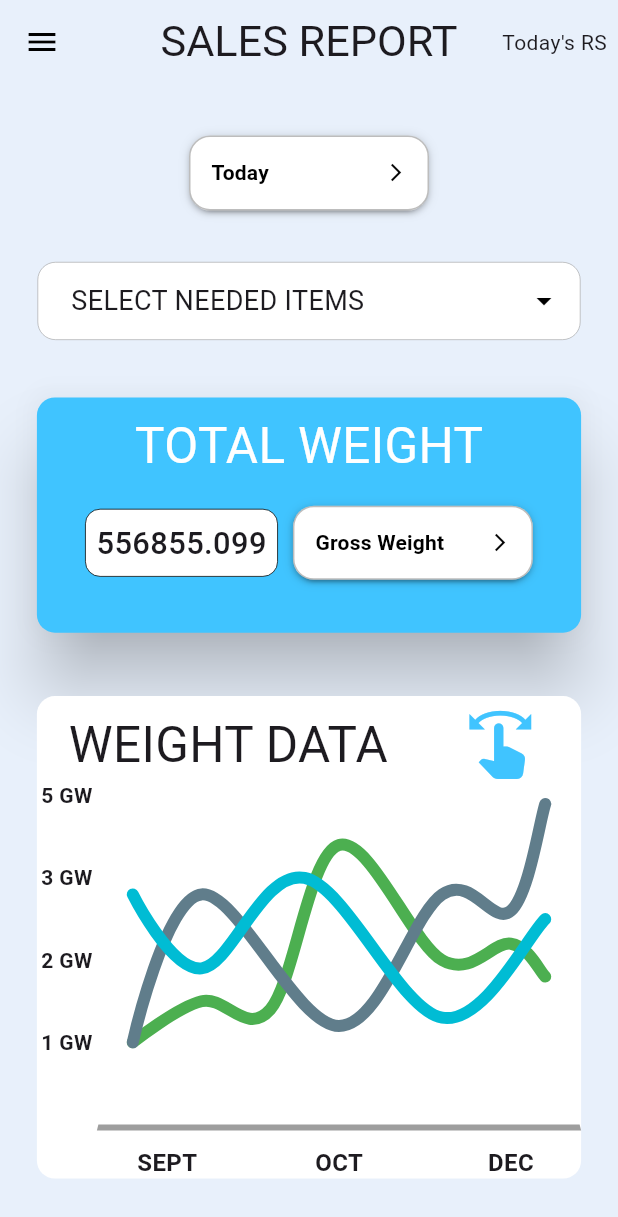
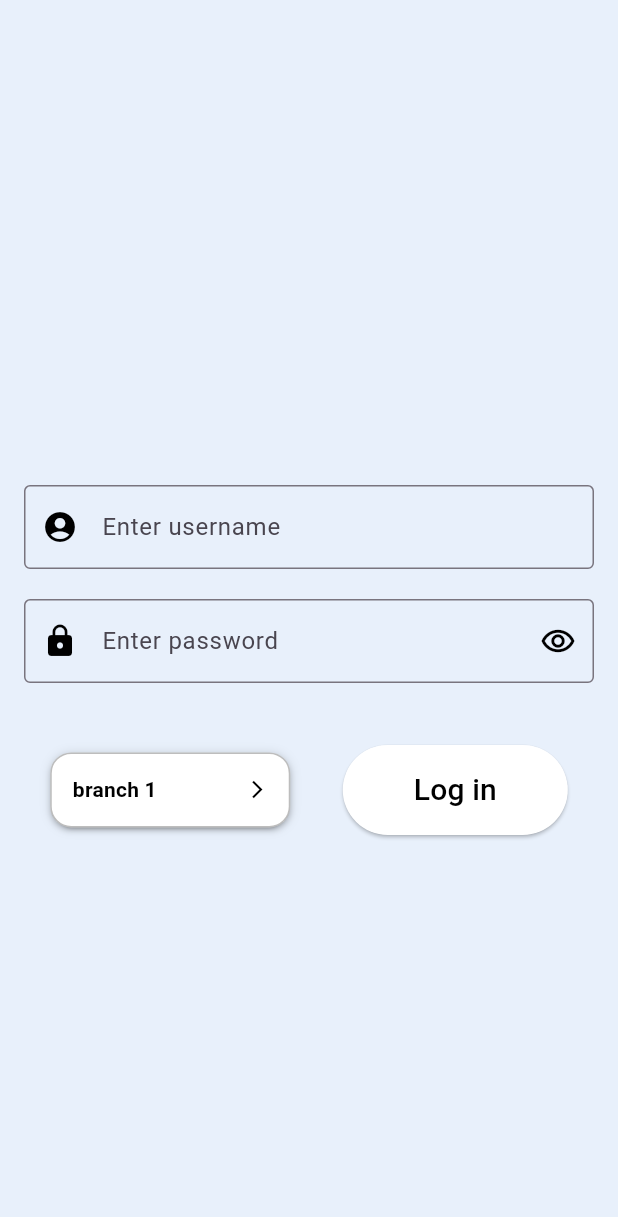
Before and after one commit to gaseer/gramboo_sales_details, a Flutter app: the screen it shows after launch, on a phone screen of 412 x 824 dp. Shown: the top 1217 px of the screen. Run offline on Flutter 3.47's test engine with Material 3 defaults, Android fonts, the phone set to English and light mode, and no system bars; drawn by our look-alikes of dropdown_button2, fl_chart, multi_dropdown; our stand-ins replace flutter_riverpod, fpdart, google_fonts; Roboto replaces fonts that are missing (Alice).

Commit message:
login screen added, filter under graph added

```diff
--- a/lib/core/theme/theme.dart
+++ b/lib/core/theme/theme.dart
@@ -1,4 +1,7 @@
 import 'package:flutter/material.dart';
+import 'package:google_fonts/google_fonts.dart';
+
+import '../global_variables.dart';
 
 class Palette {
   static const primaryColor = Color.fromRGBO(232, 240, 251, 1.0);
@@ -6,15 +9,18 @@ class Palette {
   static const borderColor = Colors.black;
   static const cardColor = Colors.white;
   static const textColor = Colors.black;
-
   static const iconColor = Colors.black;
 
   static var lightModeAppTheme = ThemeData.light(useMaterial3: true).copyWith(
     scaffoldBackgroundColor: primaryColor,
-    appBarTheme: const AppBarTheme(
+    appBarTheme: AppBarTheme(
       centerTitle: true,
       color: appBarColor,
-      iconTheme: IconThemeData(color: iconColor),
+      iconTheme: const IconThemeData(color: iconColor),
+      titleTextStyle: GoogleFonts.alice(
+        color: textColor,
+        fontSize: w * .07,
+      ),
     ),
     iconTheme: const IconThemeData(
       color: iconColor,
--- /dev/null
+++ b/lib/features/auth/screens/login_screen.dart
@@ -0,0 +1,146 @@
+import 'package:flutter/material.dart';
+import 'package:flutter_riverpod/flutter_riverpod.dart';
+import 'package:gramboo_sales_details/core/navigation_services.dart';
+import 'package:gramboo_sales_details/core/utilities/custom_dropDown.dart';
+import 'package:gramboo_sales_details/features/dashboard/screens/dashBoard_screen.dart';
+
+import '../../../core/global_variables.dart';
+import '../../../core/theme/theme.dart';
+
+class LoginScreen extends ConsumerStatefulWidget {
+  const LoginScreen({super.key});
+
+  @override
+  ConsumerState createState() => _LoginScreenState();
+}
+
+class _LoginScreenState extends ConsumerState<LoginScreen> {
+  final GlobalKey<FormState> _formKey = GlobalKey<FormState>();
+  final _userNameController = TextEditingController();
+  final _passwordController = TextEditingController();
+
+  final obscureTextProvider = StateProvider((ref) => true);
+
+  final branchValueProvider = StateProvider<String?>((ref) => "branch 1");
+
+  @override
+  void dispose() {
+    super.dispose();
+    _userNameController.dispose();
+    _passwordController.dispose();
+  }
+
+  @override
+  Widget build(BuildContext context) {
+    return Scaffold(
+      appBar: AppBar(),
+      body: Container(
+        padding: const EdgeInsets.all(16),
+        child: Form(
+          key: _formKey,
+          child: Column(
+            mainAxisAlignment: MainAxisAlignment.center,
+            children: [
+              TextFormField(
+                controller: _userNameController,
+                decoration: const InputDecoration(
+                  hintText: "Enter username",
+                  prefixIcon: Icon(
+                    Icons.account_circle_sharp,
+                    color: Palette.iconColor,
+                  ),
+                  errorBorder: OutlineInputBorder(
+                    borderSide: BorderSide(width: 3, color: Colors.redAccent),
+                  ),
+                  border: OutlineInputBorder(
+                    borderSide: BorderSide(
+                      color: Palette.primaryColor,
+                    ),
+                  ),
+                  focusedBorder: OutlineInputBorder(
+                    borderSide: BorderSide(
+                      color: Palette.primaryColor,
+                    ),
+                  ),
+                ),
+              ),
+              const SizedBox(
+                height: 20,
+              ),
+              TextFormField(
+                obscureText: ref.watch(obscureTextProvider),
+                controller: _passwordController,
+                decoration: InputDecoration(
+                  hintText: "Enter password",
+                  prefixIcon: const Icon(
+                    Icons.lock,
+                    color: Palette.iconColor,
+                  ),
+                  errorBorder: const OutlineInputBorder(
+                    borderSide: BorderSide(width: 3, color: Colors.redAccent),
+                  ),
+                  border: const OutlineInputBorder(
+                    borderSide: BorderSide(
+                      color: Palette.borderColor,
+                    ),
+                  ),
+                  focusedBorder: const OutlineInputBorder(
+                    borderSide: BorderSide(
+                      color: Palette.borderColor,
+                    ),
+                  ),
+                  suffixIcon: IconButton(
+                    onPressed: () {
+                      if (ref.read(obscureTextProvider)) {
+                        ref
+                            .read(obscureTextProvider.notifier)
+                            .update((state) => false);
+                      } else {
+                        ref
+                            .read(obscureTextProvider.notifier)
+                            .update((state) => true);
+                      }
+                    },
+                    icon: const Icon(
+                      Icons.remove_red_eye_outlined,
+                      color: Palette.iconColor,
+                    ),
+                  ),
+                ),
+              ),
+              SizedBox(
+                height: h * .05,
+              ),
+              Row(
+                mainAxisAlignment: MainAxisAlignment.spaceAround,
+                children: [
+                  CustomDropDown(dropList: [
+                    "branch 1",
+                    "branch 2",
+                    "branch 3",
+                  ], selectedValueProvider: branchValueProvider),
+                  ElevatedButton(
+                    style: ElevatedButton.styleFrom(
+                      backgroundColor: Palette.cardColor,
+                      fixedSize: const Size(150, 60),
+                    ),
+                    onPressed: () {
+                      NavigationService.navigateToScreen(
+                        context,
+                        DashBoardScreen(),
+                      );
+                    },
+                    child: const Text(
+                      "Log in",
+                      style: TextStyle(fontSize: 20, color: Palette.textColor),
+                    ),
+                  ),
+                ],
+              )
+            ],
+          ),
+        ),
+      ),
+    );
+  }
+}
--- a/lib/features/sales_report/screens/weightReport_screen.dart
+++ b/lib/features/sales_report/screens/weightReport_screen.dart
@@ -17,11 +17,8 @@ class _WeightReportScreenState extends State<WeightReportScreen> {
   Widget build(BuildContext context) {
     return Scaffold(
       appBar: AppBar(
-        title: Text(
+        title: const Text(
           "WEIGHT REPORT",
-          style: GoogleFonts.alice(
-            fontSize: w * .07,
-          ),
         ),
         actions: const [
           Text("Today's RS"),
--- a/lib/main.dart
+++ b/lib/main.dart
@@ -1,6 +1,8 @@
 import 'package:flutter/material.dart';
 import 'package:flutter_riverpod/flutter_riverpod.dart';
 import 'package:gramboo_sales_details/core/theme/theme.dart';
+import 'package:gramboo_sales_details/features/auth/screens/login_screen.dart';
+import 'package:gramboo_sales_details/features/dashboard/screens/dashBoard_screen.dart';
 import 'package:gramboo_sales_details/features/sales_report/screens/salesReport_screen.dart';
 
 import 'core/global_variables.dart';
@@ -23,7 +25,7 @@ class MyApp extends StatelessWidget {
     return MaterialApp(
       debugShowCheckedModeBanner: false,
       theme: Palette.lightModeAppTheme,
-      home: const SalesReportScreen(),
+      home: const LoginScreen(),
     );
   }
 }
```
Also changed, not shown: lib/features/dashboard/screens/dashBoard_screen.dart (added, +213 -0 lines), lib/features/sales_report/screens/salesReport_screen.dart (+39 -8 lines), lib/core/navigation_services.dart (renamed from lib/core/global_functions.dart), pubspec.lock.
